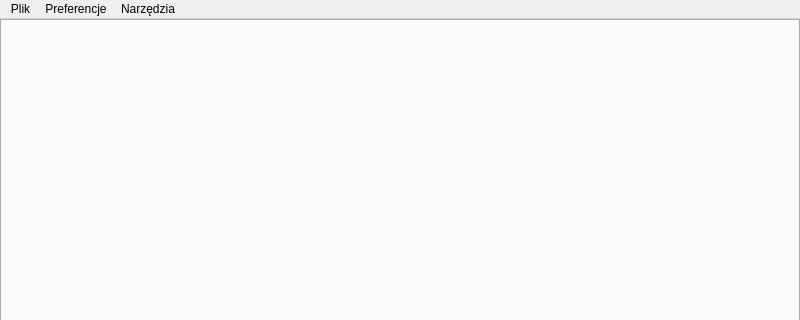
Old version of the form notes/mainwindow.ui in the repository tpolaszek/notatnik; both pictures show x 0 to 800 and y 0 to 320 of the 800 by 600 pixel window.
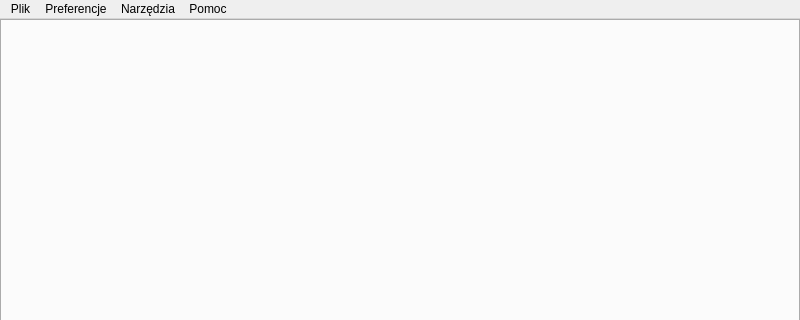
New version of the form. Icons and pictures are not drawn.

What changed in the file:
```diff
--- a/notes/mainwindow.ui
+++ b/notes/mainwindow.ui
@@ -93,9 +93,16 @@
     <addaction name="Find"/>
     <addaction name="FindAndReplace"/>
    </widget>
+   <widget class="QMenu" name="menuPomoc">
+    <property name="title">
+     <string>Pomoc</string>
+    </property>
+    <addaction name="about"/>
+   </widget>
    <addaction name="menuOtw_rz_plik"/>
    <addaction name="menuUstawienia"/>
    <addaction name="menuNarz_dzia"/>
+   <addaction name="menuPomoc"/>
   </widget>
   <widget class="QStatusBar" name="statusbar"/>
   <action name="openFile">
```
Left out of the diff: 5 changed lines with no effect on the pictures.
